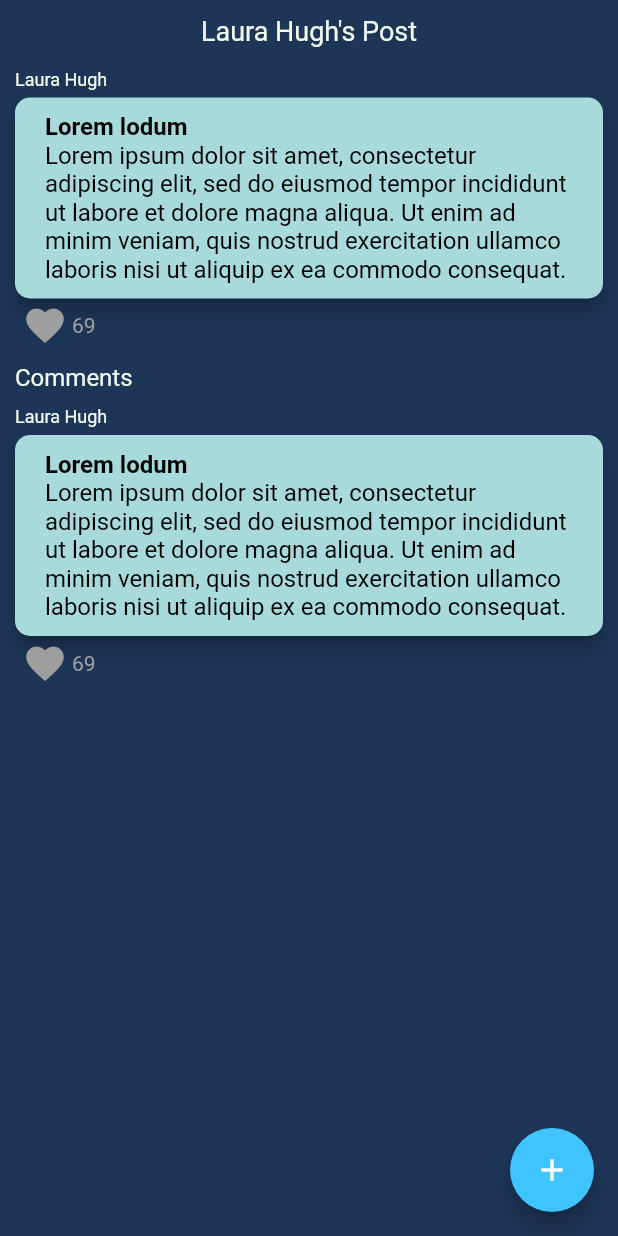
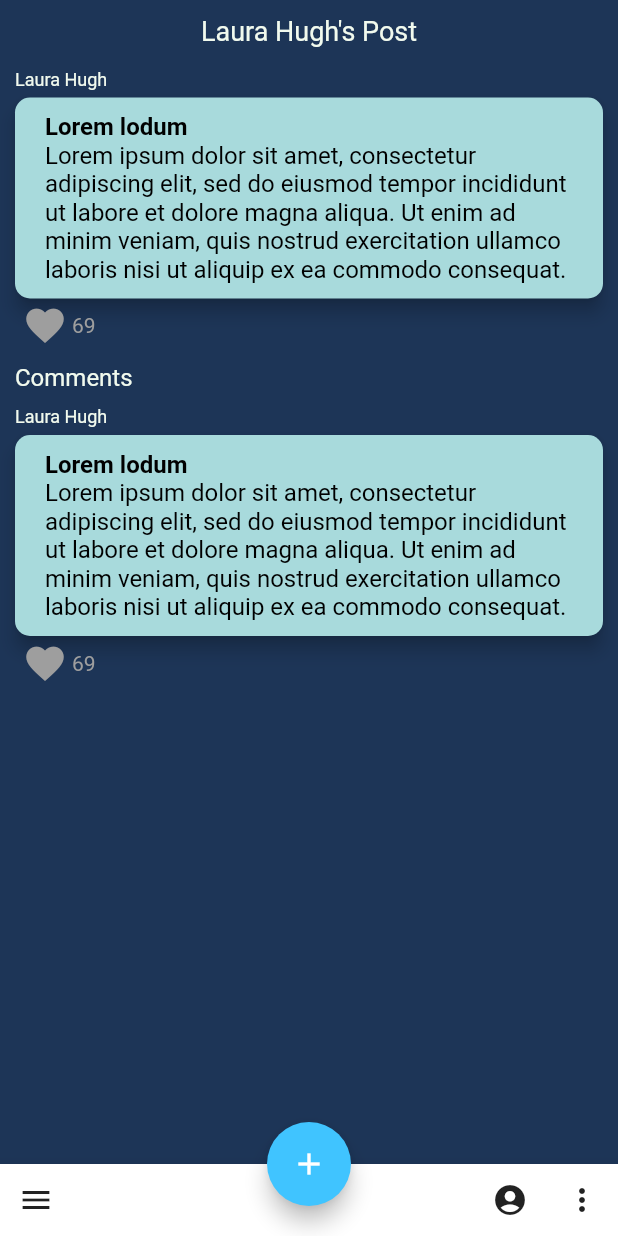
Before and after one commit to Harshpatel249/Echos, a Flutter app: the screen it shows after launch, after a tap on "Comments", on a phone screen of 412 x 824 dp. Run offline on Flutter 3.47's test engine with Material 2 defaults, Android fonts, the phone set to English and light mode, and no system bars; drawn by our look-alikes of like_button.

Commit message:
BottomNavBar and userProfile

```diff
--- /dev/null
+++ b/lib/rewidgets/navBar.dart
@@ -0,0 +1,28 @@
+import 'package:flutter/material.dart';
+import '../screens/userProfile.dart';
+class NavBar extends StatelessWidget {
+  NavBar({this.colour});
+  Color colour;
+  @override
+  Widget build(BuildContext context) {
+    return BottomAppBar(
+      child: Row(
+        children: [
+          IconButton(icon: Icon(Icons.menu), onPressed: () {}),
+          Spacer(),
+          IconButton(
+              icon: Icon(Icons.account_circle),
+              onPressed: () {
+                Navigator.push(context, MaterialPageRoute(
+                    builder: (BuildContext context) {
+                      return UserProfile();
+                    }
+                ));
+              }
+              ),
+          IconButton(icon: Icon(Icons.more_vert), onPressed: () {}),
+        ],
+      ),
+    );
+  }
+}
--- a/lib/screens/communityPage.dart
+++ b/lib/screens/communityPage.dart
@@ -1,6 +1,7 @@
 import 'package:flutter/material.dart';
 import '../services/getCommunityPosts.dart';
 import 'addPost.dart';
+import '../rewidgets/navBar.dart';
 
 class CommunityPage extends StatelessWidget {
   static String id = 'community_page';
@@ -10,6 +11,7 @@ class CommunityPage extends StatelessWidget {
   Widget build(BuildContext context) {
     return SafeArea(
       child: Scaffold(
+        bottomNavigationBar: NavBar(),
         floatingActionButton: FloatingActionButton(
           backgroundColor: Colors.lightBlueAccent,
           child: Icon(Icons.add),
@@ -18,6 +20,7 @@ class CommunityPage extends StatelessWidget {
                 context: context, builder: (context) => AddPost());
           },
         ),
+        floatingActionButtonLocation: FloatingActionButtonLocation.centerDocked,
         body: Column(
           children: [
             SizedBox(
--- a/lib/screens/viewPost.dart
+++ b/lib/screens/viewPost.dart
@@ -1,7 +1,7 @@
 import 'package:flutter/material.dart';
 import '../rewidgets/postWrapper.dart';
 import 'addComment.dart';
-
+import '../rewidgets/navBar.dart';
 class ViewPost extends StatelessWidget {
   static String id = 'view_post';
 
@@ -15,6 +15,7 @@ class ViewPost extends StatelessWidget {
   Widget build(BuildContext context) {
     return SafeArea(
       child: Scaffold(
+        bottomNavigationBar: NavBar(),
         floatingActionButton: FloatingActionButton(
           backgroundColor: Colors.lightBlueAccent,
           child: Icon(Icons.add),
@@ -23,6 +24,7 @@ class ViewPost extends StatelessWidget {
                 context: context, builder: (context) => AddComment());
           },
         ),
+        floatingActionButtonLocation: FloatingActionButtonLocation.centerDocked,
         body: Column(
           crossAxisAlignment: CrossAxisAlignment.stretch,
           children: [
```
Also changed, not shown: lib/screens/userProfile.dart (added, +25 -0 lines).
